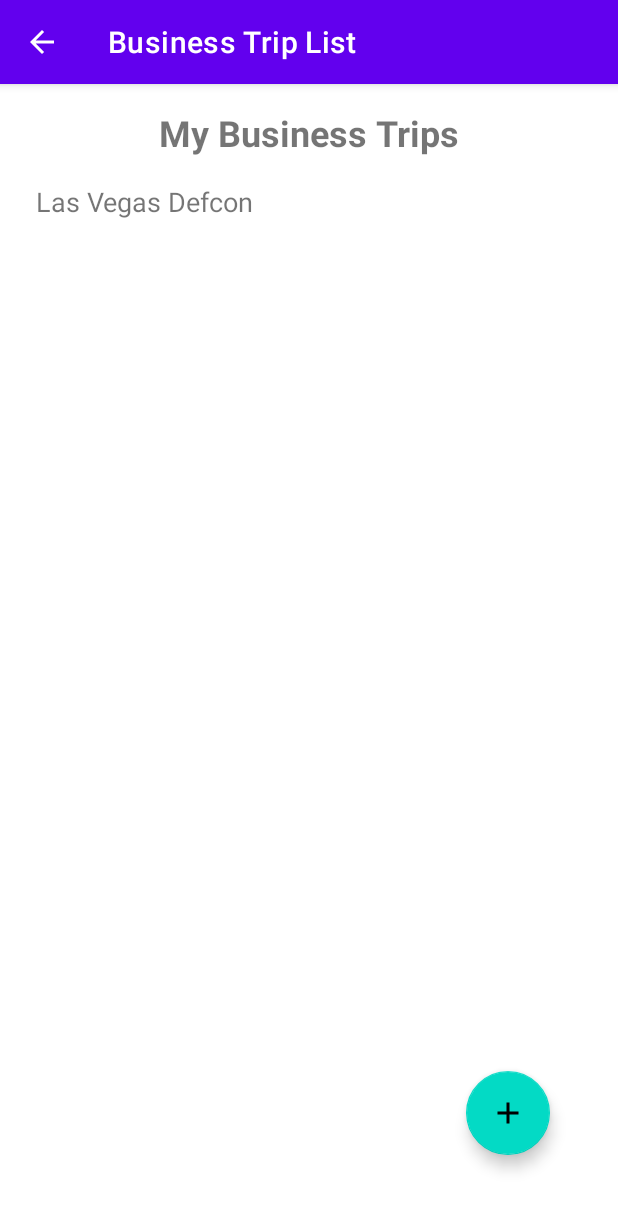
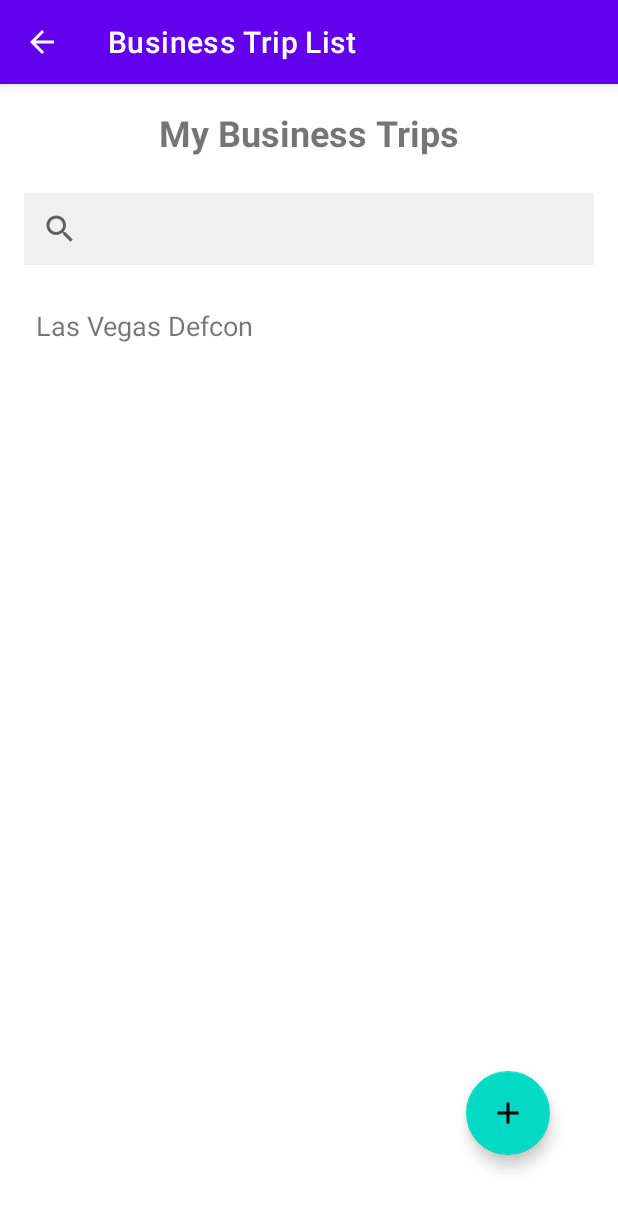
Before and after one commit to nata-ferguson/business-expense-tracker-android, an Android app: the TripList screen opened directly, with no data from a screen before it, on a phone screen of 412 x 824 dp. Shown: the top 1210 px of the screen. Run offline under Robolectric (Android 15) with nearby library versions, the phone set to English and light mode, and no system bars; our stand-ins replace Room's generated code.

Commit message:
Updated business trip list layout to include a search bar

```diff
--- a/app/build.gradle
+++ b/app/build.gradle
@@ -33,6 +33,7 @@ dependencies {
     implementation 'androidx.appcompat:appcompat:1.6.1'
     implementation 'com.google.android.material:material:1.9.0'
     implementation 'androidx.constraintlayout:constraintlayout:2.1.4'
+    implementation 'com.android.car.ui:car-ui-lib:2.0.0'
     testImplementation 'junit:junit:4.13.2'
     androidTestImplementation 'androidx.test.ext:junit:1.1.5'
     androidTestImplementation 'androidx.test.espresso:espresso-core:3.5.1'
--- a/app/src/main/res/layout/activity_trip_list.xml
+++ b/app/src/main/res/layout/activity_trip_list.xml
@@ -32,16 +32,27 @@
         android:padding="16dp"
         android:layout_marginBottom="24dp"/>
 
+    <androidx.appcompat.widget.SearchView
+        android:id="@+id/search_trip"
+        android:layout_width="0dp"
+        android:layout_height="wrap_content"
+        android:queryHint="Search for trips..."
+        android:background="#F0F0F0"
+        android:iconifiedByDefault="false"
+        app:layout_constraintStart_toStartOf="parent"
+        app:layout_constraintEnd_toEndOf="parent"
+        app:layout_constraintTop_toBottomOf="@+id/title"
+        android:layout_marginStart="16dp"
+        android:layout_marginEnd="16dp"
+        android:layout_marginTop="8dp" />
+
     <androidx.recyclerview.widget.RecyclerView
-        app:layout_constraintTop_toTopOf="parent"
-        app:layout_constraintRight_toRightOf="parent"
-        app:layout_constraintTop_toBottomOf="@id/title"
-        app:layout_constraintBottom_toTopOf="@id/floatingActionButton"
         android:id="@+id/triprecyclerview"
         android:layout_width="match_parent"
         android:layout_height="0dp"
-        tools:layout_editor_absoluteX="1dp"
-        tools:layout_editor_absoluteY="1dp"
-        android:layout_marginTop="42dp" />
+        app:layout_constraintTop_toBottomOf="@+id/search_trip"
+        app:layout_constraintBottom_toTopOf="@+id/floatingActionButton"
+        app:layout_constraintRight_toRightOf="parent"
+        android:layout_marginTop="4dp" />
 
 </androidx.constraintlayout.widget.ConstraintLayout>
```
